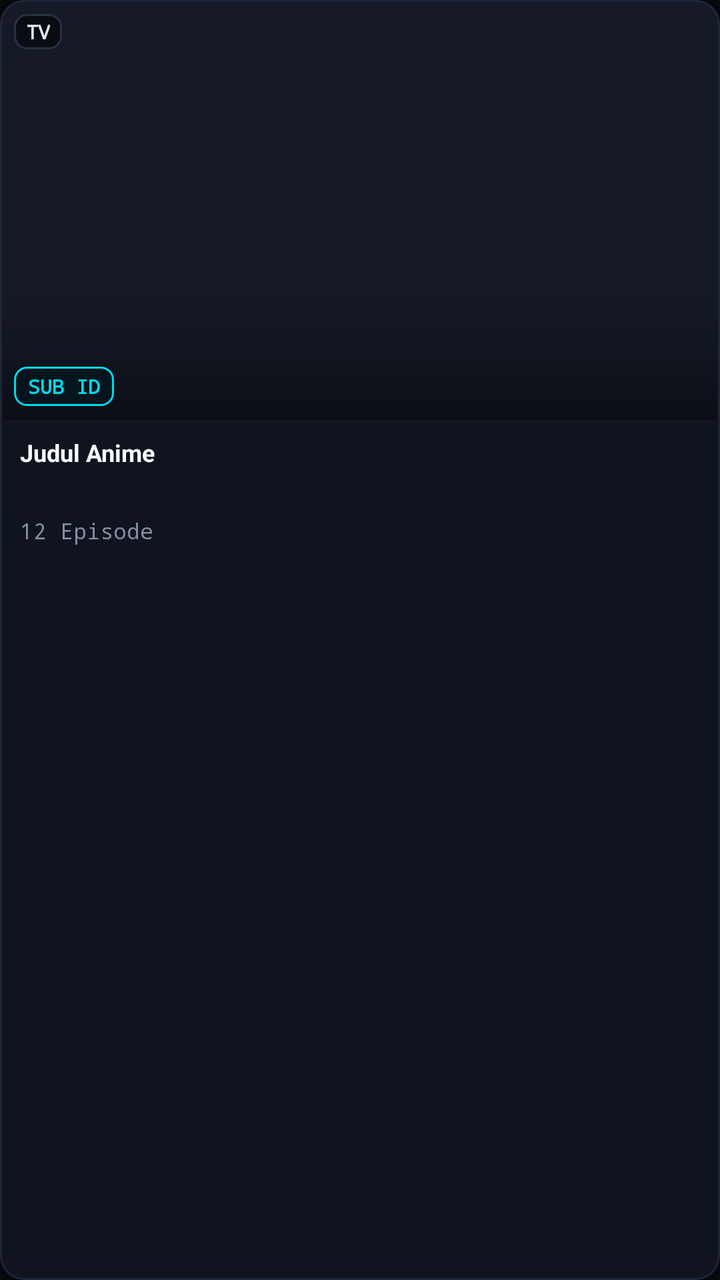
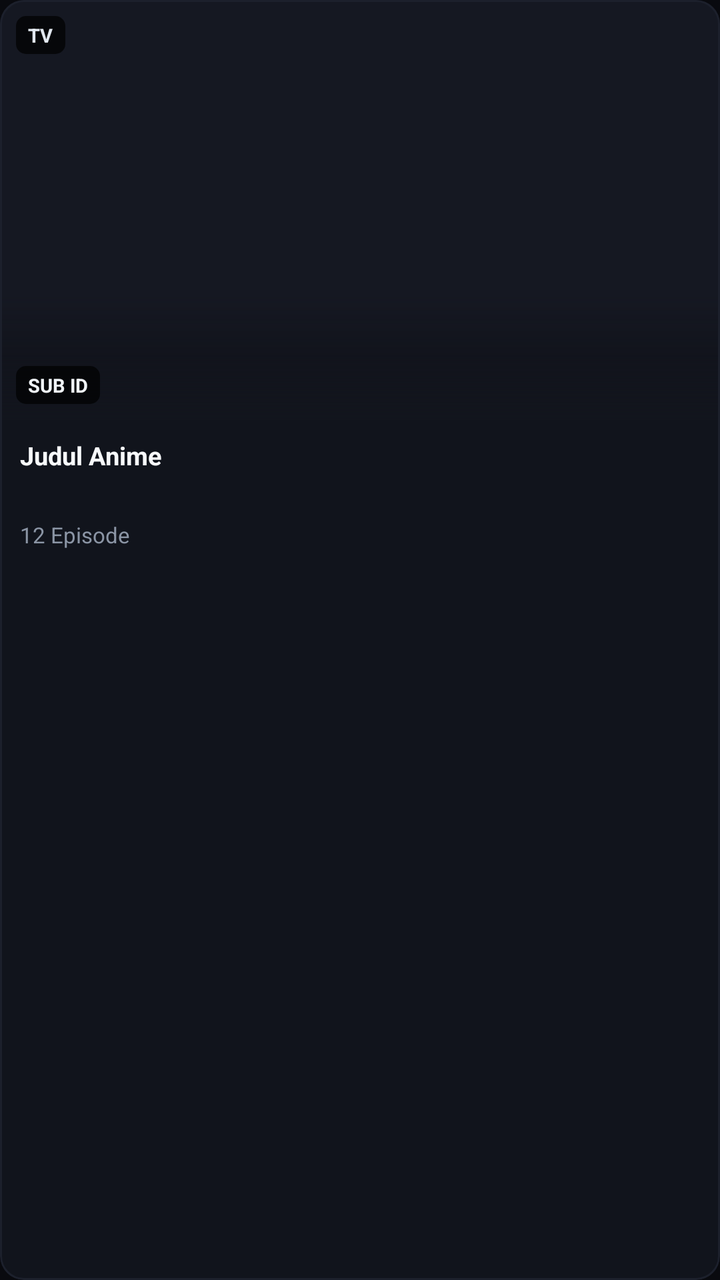

Before-and-after screenshots of an Android layout around one commit, followed by the original layout XML and the change that was made.
<!-- AndroidManifest.xml: application theme Theme.Tatap -->
<!-- res/layout/item_anime_card.xml -->
<?xml version="1.0" encoding="utf-8"?>
<com.google.android.material.card.MaterialCardView xmlns:android="http://schemas.android.com/apk/res/android"
    xmlns:app="http://schemas.android.com/apk/res-auto"
    android:layout_width="match_parent"
    android:layout_height="wrap_content"
    android:layout_margin="6dp"
    android:clickable="true"
    android:focusable="true"
    android:foreground="?attr/selectableItemBackground"
    app:cardCornerRadius="12dp"
    app:cardElevation="4dp"
    app:cardBackgroundColor="#10141F"
    app:strokeColor="#1E273A"
    app:strokeWidth="1dp">

    <LinearLayout
        android:layout_width="match_parent"
        android:layout_height="wrap_content"
        android:orientation="vertical">

        
        <FrameLayout
            android:layout_width="match_parent"
            android:layout_height="210dp"
            android:background="#151A26">

            <ImageView
                android:id="@+id/iv_poster"
                android:layout_width="match_parent"
                android:layout_height="match_parent"
                android:scaleType="centerCrop" />

            
            <View
                android:layout_width="match_parent"
                android:layout_height="70dp"
                android:layout_gravity="bottom"
                android:background="@drawable/bg_poster_scrim" />

            
            <TextView
                android:id="@+id/tv_badge_type"
                android:layout_width="wrap_content"
                android:layout_height="wrap_content"
                android:layout_gravity="top|start"
                android:layout_margin="7dp"
                android:background="@drawable/bg_badge_type"
                android:paddingHorizontal="6dp"
                android:paddingVertical="2dp"
                android:text="TV"
                android:textColor="#E2E8F0"
                android:textSize="10sp"
                android:textStyle="bold"
                android:fontFamily="monospace" />

            
            <TextView
                android:id="@+id/tv_badge_score"
                android:layout_width="wrap_content"
                android:layout_height="wrap_content"
                android:layout_gravity="top|end"
                android:layout_margin="7dp"
                android:background="@drawable/bg_badge_score"
                android:paddingHorizontal="6dp"
                android:paddingVertical="2dp"
                android:text="★ 8.5"
                android:textColor="#FBBF24"
                android:textSize="10sp"
                android:textStyle="bold"
                android:fontFamily="monospace"
                android:visibility="gone" />

            
            <TextView
                android:id="@+id/tv_badge_ep"
                android:layout_width="wrap_content"
                android:layout_height="wrap_content"
                android:layout_gravity="bottom|start"
                android:layout_margin="7dp"
                android:background="@drawable/bg_badge_sub"
                android:paddingHorizontal="7dp"
                android:paddingVertical="3dp"
                android:text="SUB ID"
                android:textColor="#00DBEB"
                android:textSize="10sp"
                android:textStyle="bold"
                android:fontFamily="monospace" />
        </FrameLayout>

        
        <LinearLayout
            android:layout_width="match_parent"
            android:layout_height="wrap_content"
            android:orientation="vertical"
            android:paddingHorizontal="10dp"
            android:paddingTop="8dp"
            android:paddingBottom="10dp"
            android:background="#10141F">

            <TextView
                android:id="@+id/tv_title"
                android:layout_width="match_parent"
                android:layout_height="36dp"
                android:maxLines="2"
                android:ellipsize="end"
                android:text="Judul Anime"
                android:textColor="#F8FAFC"
                android:textSize="12sp"
                android:textStyle="bold"
                android:lineSpacingExtra="2dp" />

            <LinearLayout
                android:layout_width="match_parent"
                android:layout_height="wrap_content"
                android:orientation="horizontal"
                android:gravity="center_vertical"
                android:layout_marginTop="4dp">

                <TextView
                    android:id="@+id/tv_meta"
                    android:layout_width="0dp"
                    android:layout_height="wrap_content"
                    android:layout_weight="1"
                    android:singleLine="true"
                    android:ellipsize="end"
                    android:text="12 Episode"
                    android:textColor="#828FA3"
                    android:textSize="11sp"
                    android:fontFamily="monospace" />
            </LinearLayout>
        </LinearLayout>
    </LinearLayout>
</com.google.android.material.card.MaterialCardView>
<!-- resources referenced by this layout -->
<resources>
  <!-- drawable bg_badge_score (drawable) -->
  <?xml version="1.0" encoding="utf-8"?>
  <shape xmlns:android="http://schemas.android.com/apk/res/android"
      android:shape="rectangle">
      <corners android:radius="6dp" />
      <solid android:color="#E61C1405" />
      <stroke
          android:width="1dp"
          android:color="#F59E0B" />
  </shape>
  <!-- drawable bg_badge_sub (drawable) -->
  <?xml version="1.0" encoding="utf-8"?>
  <shape xmlns:android="http://schemas.android.com/apk/res/android"
      android:shape="rectangle">
      <corners android:radius="6dp" />
      <solid android:color="#E604161F" />
      <stroke
          android:width="1dp"
          android:color="#00DBEB" />
  </shape>
  <!-- drawable bg_badge_type (drawable) -->
  <?xml version="1.0" encoding="utf-8"?>
  <shape xmlns:android="http://schemas.android.com/apk/res/android"
      android:shape="rectangle">
      <corners android:radius="6dp" />
      <solid android:color="#D9080B10" />
      <stroke
          android:width="1dp"
          android:color="#263143" />
  </shape>
  <!-- drawable bg_poster_scrim (drawable) -->
  <?xml version="1.0" encoding="utf-8"?>
  <shape xmlns:android="http://schemas.android.com/apk/res/android"
      android:shape="rectangle">
      <gradient
          android:startColor="#00000000"
          android:centerColor="#660A0D14"
          android:endColor="#F20A0D14"
          android:angle="270" />
  </shape>
  <style name="Theme.Tatap" parent="Theme.MaterialComponents.NoActionBar">
          <item name="colorPrimary">#0e7490</item>
          <item name="colorPrimaryVariant">#08090c</item>
          <item name="colorOnPrimary">#ffffff</item>
          <item name="colorSecondary">#00dbeb</item>
          <item name="android:statusBarColor">#08090c</item>
          <item name="android:navigationBarColor">#08090c</item>
          <item name="android:windowBackground">#08090c</item>
      </style>
</resources>

<!-- the commit's change to res/layout/item_anime_card.xml (unified diff, before → after) -->
@@ -3,14 +3,14 @@
     xmlns:app="http://schemas.android.com/apk/res-auto"
     android:layout_width="match_parent"
     android:layout_height="wrap_content"
-    android:layout_margin="6dp"
+    android:layout_margin="5dp"
     android:clickable="true"
     android:focusable="true"
     android:foreground="?attr/selectableItemBackground"
     app:cardCornerRadius="12dp"
-    app:cardElevation="4dp"
-    app:cardBackgroundColor="#10141F"
-    app:strokeColor="#1E273A"
+    app:cardElevation="0dp"
+    app:cardBackgroundColor="#11141C"
+    app:strokeColor="#1C202C"
     app:strokeWidth="1dp">
 
     <LinearLayout
@@ -22,7 +22,7 @@
         <FrameLayout
             android:layout_width="match_parent"
             android:layout_height="210dp"
-            android:background="#151A26">
+            android:background="#151822">
 
             <ImageView
                 android:id="@+id/iv_poster"
@@ -33,7 +33,7 @@
             
             <View
                 android:layout_width="match_parent"
-                android:layout_height="70dp"
+                android:layout_height="64dp"
                 android:layout_gravity="bottom"
                 android:background="@drawable/bg_poster_scrim" />
 
@@ -43,15 +43,14 @@
                 android:layout_width="wrap_content"
                 android:layout_height="wrap_content"
                 android:layout_gravity="top|start"
-                android:layout_margin="7dp"
+                android:layout_margin="8dp"
                 android:background="@drawable/bg_badge_type"
                 android:paddingHorizontal="6dp"
-                android:paddingVertical="2dp"
+                android:paddingVertical="3dp"
                 android:text="TV"
                 android:textColor="#E2E8F0"
-                android:textSize="10sp"
-                android:textStyle="bold"
-                android:fontFamily="monospace" />
+                android:textSize="9.5sp"
+                android:textStyle="bold" />
 
             
             <TextView
@@ -59,15 +58,14 @@
                 android:layout_width="wrap_content"
                 android:layout_height="wrap_content"
                 android:layout_gravity="top|end"
-                android:layout_margin="7dp"
+                android:layout_margin="8dp"
                 android:background="@drawable/bg_badge_score"
                 android:paddingHorizontal="6dp"
-                android:paddingVertical="2dp"
+                android:paddingVertical="3dp"
                 android:text="★ 8.5"
                 android:textColor="#FBBF24"
-                android:textSize="10sp"
+                android:textSize="9.5sp"
                 android:textStyle="bold"
-                android:fontFamily="monospace"
                 android:visibility="gone" />
 
             
@@ -76,15 +74,14 @@
                 android:layout_width="wrap_content"
                 android:layout_height="wrap_content"
                 android:layout_gravity="bottom|start"
-                android:layout_margin="7dp"
+                android:layout_margin="8dp"
                 android:background="@drawable/bg_badge_sub"
-                android:paddingHorizontal="7dp"
+                android:paddingHorizontal="6dp"
                 android:paddingVertical="3dp"
                 android:text="SUB ID"
-                android:textColor="#00DBEB"
-                android:textSize="10sp"
-                android:textStyle="bold"
-                android:fontFamily="monospace" />
+                android:textColor="#F1F5F9"
+                android:textSize="9.5sp"
+                android:textStyle="bold" />
         </FrameLayout>
 
         
@@ -93,41 +90,32 @@
             android:layout_height="wrap_content"
             android:orientation="vertical"
             android:paddingHorizontal="10dp"
-            android:paddingTop="8dp"
-            android:paddingBottom="10dp"
-            android:background="#10141F">
+            android:paddingTop="9dp"
+            android:paddingBottom="11dp"
+            android:background="#11141C">
 
             <TextView
                 android:id="@+id/tv_title"
                 android:layout_width="match_parent"
-                android:layout_height="36dp"
+                android:layout_height="38dp"
                 android:maxLines="2"
                 android:ellipsize="end"
                 android:text="Judul Anime"
                 android:textColor="#F8FAFC"
-                android:textSize="12sp"
+                android:textSize="12.5sp"
                 android:textStyle="bold"
                 android:lineSpacingExtra="2dp" />
 
-            <LinearLayout
+            <TextView
+                android:id="@+id/tv_meta"
                 android:layout_width="match_parent"
                 android:layout_height="wrap_content"
-                android:orientation="horizontal"
-                android:gravity="center_vertical"
-                android:layout_marginTop="4dp">
-
-                <TextView
-                    android:id="@+id/tv_meta"
-                    android:layout_width="0dp"
-                    android:layout_height="wrap_content"
-                    android:layout_weight="1"
-                    android:singleLine="true"
-                    android:ellipsize="end"
-                    android:text="12 Episode"
-                    android:textColor="#828FA3"
-                    android:textSize="11sp"
-                    android:fontFamily="monospace" />
-            </LinearLayout>
+                android:layout_marginTop="3dp"
+                android:singleLine="true"
+                android:ellipsize="end"
+                android:text="12 Episode"
+                android:textColor="#8B95A5"
+                android:textSize="11sp" />
         </LinearLayout>
     </LinearLayout>
 </com.google.android.material.card.MaterialCardView>
<!-- resource entries referenced after the edit -->
@@ -4,31 +4,22 @@
   <?xml version="1.0" encoding="utf-8"?>
   <shape xmlns:android="http://schemas.android.com/apk/res/android"
       android:shape="rectangle">
-      <corners android:radius="6dp" />
-      <solid android:color="#E61C1405" />
-      <stroke
-          android:width="1dp"
-          android:color="#F59E0B" />
+      <corners android:radius="5dp" />
+      <solid android:color="#B3000000" />
   </shape>
   <!-- drawable bg_badge_sub (drawable) -->
   <?xml version="1.0" encoding="utf-8"?>
   <shape xmlns:android="http://schemas.android.com/apk/res/android"
       android:shape="rectangle">
-      <corners android:radius="6dp" />
-      <solid android:color="#E604161F" />
-      <stroke
-          android:width="1dp"
-          android:color="#00DBEB" />
+      <corners android:radius="5dp" />
+      <solid android:color="#B3000000" />
   </shape>
   <!-- drawable bg_badge_type (drawable) -->
   <?xml version="1.0" encoding="utf-8"?>
   <shape xmlns:android="http://schemas.android.com/apk/res/android"
       android:shape="rectangle">
-      <corners android:radius="6dp" />
-      <solid android:color="#D9080B10" />
-      <stroke
-          android:width="1dp"
-          android:color="#263143" />
+      <corners android:radius="5dp" />
+      <solid android:color="#B3000000" />
   </shape>
   <!-- drawable bg_poster_scrim (drawable) -->
   <?xml version="1.0" encoding="utf-8"?>
@@ -36,18 +27,18 @@
       android:shape="rectangle">
       <gradient
           android:startColor="#00000000"
-          android:centerColor="#660A0D14"
-          android:endColor="#F20A0D14"
+          android:centerColor="#55090A0F"
+          android:endColor="#EE11141C"
           android:angle="270" />
   </shape>
   <style name="Theme.Tatap" parent="Theme.MaterialComponents.NoActionBar">
-          <item name="colorPrimary">#0e7490</item>
-          <item name="colorPrimaryVariant">#08090c</item>
-          <item name="colorOnPrimary">#ffffff</item>
-          <item name="colorSecondary">#00dbeb</item>
-          <item name="android:statusBarColor">#08090c</item>
-          <item name="android:navigationBarColor">#08090c</item>
-          <item name="android:windowBackground">#08090c</item>
+          <item name="colorPrimary">#38BDF8</item>
+          <item name="colorPrimaryVariant">#090A0F</item>
+          <item name="colorOnPrimary">#FFFFFF</item>
+          <item name="colorSecondary">#38BDF8</item>
+          <item name="android:statusBarColor">#090A0F</item>
+          <item name="android:navigationBarColor">#090A0F</item>
+          <item name="android:windowBackground">#090A0F</item>
       </style>
 </resources>
 
